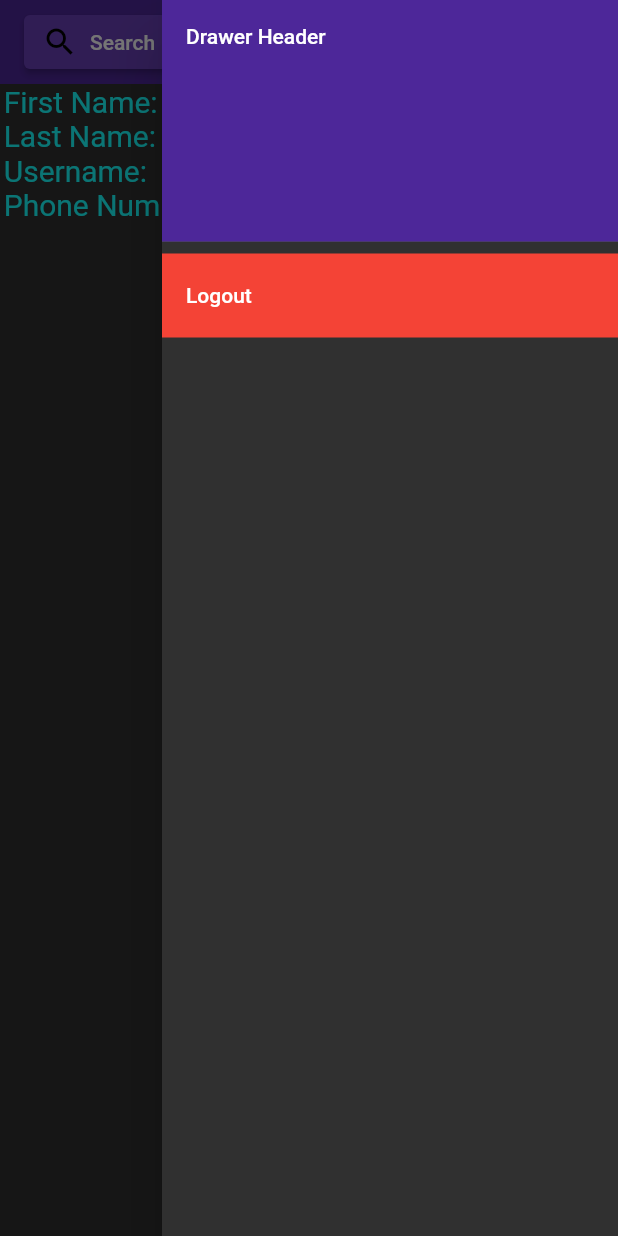
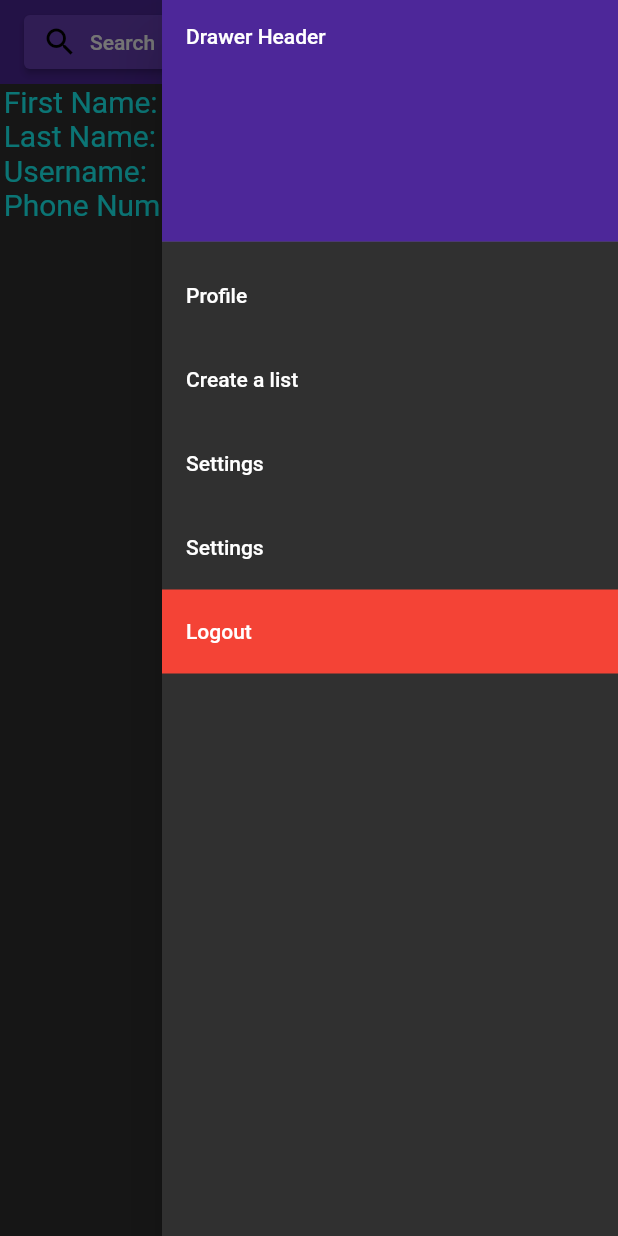
Before and after one commit to rardev/project-djinn, a Flutter app: the screen it shows once a user with an empty profile is signed in, with the side drawer open, on a phone screen of 412 x 824 dp. Run offline on Flutter 3.47's test engine with Material 2 defaults, Android fonts, the phone set to English and light mode, and no system bars; our stand-ins replace auto_size_text, cloud_firestore, firebase_auth, firebase_core, flutter_spinkit, hexcolor; missing offline and left inert: cloud_firestore_web, firebase_auth_web, firebase_core_web; accounts and stored records are empty.

Commit message:
Added drawer tiles and .build to the gitignore.

```diff
--- a/lib/pages/home.dart
+++ b/lib/pages/home.dart
@@ -71,7 +71,7 @@ class _HomeState extends State<Home> {
             //mainAxisAlignment: MainAxisAlignment.start,
             //crossAxisAlignment: CrossAxisAlignment.center,
             children: [
-              //UserList(),
+              //UserList()
               UserInfo(category: 'First Name: ', data: info.first_name),
               UserInfo(category: 'Last Name: ', data: info.last_name),
               UserInfo(category: 'Username: ', data: info.username),
@@ -87,6 +87,22 @@ class _HomeState extends State<Home> {
                 color: HexColor("#4D2799"),
               ),
               child: const Text('Drawer Header'),
+            ),
+            ListTile(
+              title: const Text("Profile"),
+              onTap: () {},
+            ),
+            ListTile(
+              title: const Text("Create a list"),
+              onTap: () {},
+            ),
+            ListTile(
+              title: const Text("Settings"),
+              onTap: () {},
+            ),
+            ListTile(
+              title: const Text("Settings"),
+              onTap: () {},
             ),
             ListTile(
               title: const Text("Logout"),
```
Also changed, not shown: 3 other files.
